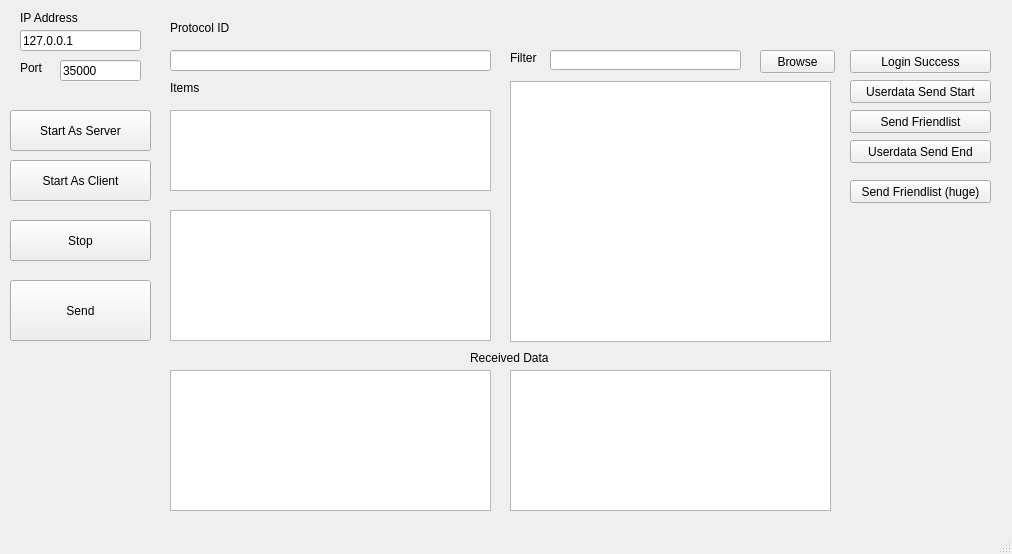
Qt form mainwindow.ui (41412/messanger_debugging_tool) before a commit.
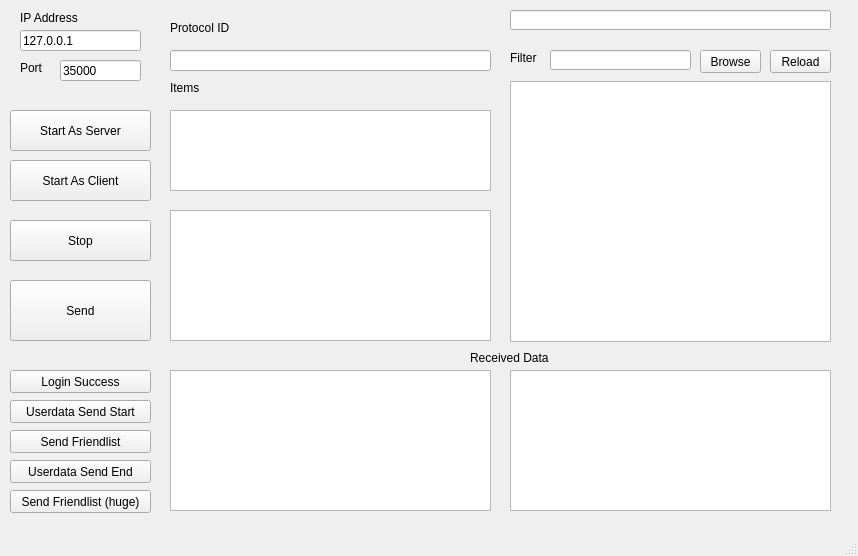
The same form after that commit.

Commit message: relayout ui. add reload button to reload recent file. save recent file once a file loaded and load recent file when app starts

The edit to the form file:
```diff
--- a/mainwindow.ui
+++ b/mainwindow.ui
@@ -6,8 +6,8 @@
    <rect>
     <x>0</x>
     <y>0</y>
-    <width>1012</width>
-    <height>554</height>
+    <width>858</width>
+    <height>556</height>
    </rect>
   </property>
   <property name="windowTitle">
@@ -216,8 +216,8 @@
    <widget class="QPushButton" name="pushButton_sigLoginSuccess">
     <property name="geometry">
      <rect>
-      <x>850</x>
-      <y>50</y>
+      <x>10</x>
+      <y>370</y>
       <width>141</width>
       <height>23</height>
      </rect>
@@ -229,8 +229,8 @@
    <widget class="QPushButton" name="pushButton_sig_UserdataSendStart">
     <property name="geometry">
      <rect>
-      <x>850</x>
-      <y>80</y>
+      <x>10</x>
+      <y>400</y>
       <width>141</width>
       <height>23</height>
      </rect>
@@ -242,8 +242,8 @@
    <widget class="QPushButton" name="pushButton_sig_UserdataSendEnd">
     <property name="geometry">
      <rect>
-      <x>850</x>
-      <y>140</y>
+      <x>10</x>
+      <y>460</y>
       <width>141</width>
       <height>23</height>
      </rect>
@@ -255,8 +255,8 @@
    <widget class="QPushButton" name="pushButton_sig_SendFriendlist">
     <property name="geometry">
      <rect>
-      <x>850</x>
-      <y>110</y>
+      <x>10</x>
+      <y>430</y>
       <width>141</width>
       <height>23</height>
      </rect>
@@ -278,8 +278,8 @@
    <widget class="QPushButton" name="pushButton_SendFriendListHuge">
     <property name="geometry">
      <rect>
-      <x>850</x>
-      <y>180</y>
+      <x>10</x>
+      <y>490</y>
       <width>141</width>
       <height>23</height>
      </rect>
@@ -293,7 +293,7 @@
      <rect>
       <x>550</x>
       <y>50</y>
-      <width>191</width>
+      <width>141</width>
       <height>20</height>
      </rect>
     </property>
@@ -314,9 +314,9 @@
    <widget class="QPushButton" name="pushButton">
     <property name="geometry">
      <rect>
-      <x>760</x>
+      <x>700</x>
       <y>50</y>
-      <width>75</width>
+      <width>61</width>
       <height>23</height>
      </rect>
     </property>
@@ -324,6 +324,32 @@
      <string>Browse</string>
     </property>
    </widget>
+   <widget class="QPushButton" name="pushButton_Reload">
+    <property name="geometry">
+     <rect>
+      <x>770</x>
+      <y>50</y>
+      <width>61</width>
+      <height>23</height>
+     </rect>
+    </property>
+    <property name="text">
+     <string>Reload</string>
+    </property>
+   </widget>
+   <widget class="QLineEdit" name="lineEdit_msgStatus">
+    <property name="geometry">
+     <rect>
+      <x>510</x>
+      <y>10</y>
+      <width>321</width>
+      <height>20</height>
+     </rect>
+    </property>
+    <property name="readOnly">
+     <bool>true</bool>
+    </property>
+   </widget>
   </widget>
   <widget class="QMenuBar" name="menubar">
    <property name="geometry">
```
Left out of the diff: 2 changed lines with no effect on the pictures. The commit also changes 2 other files.
